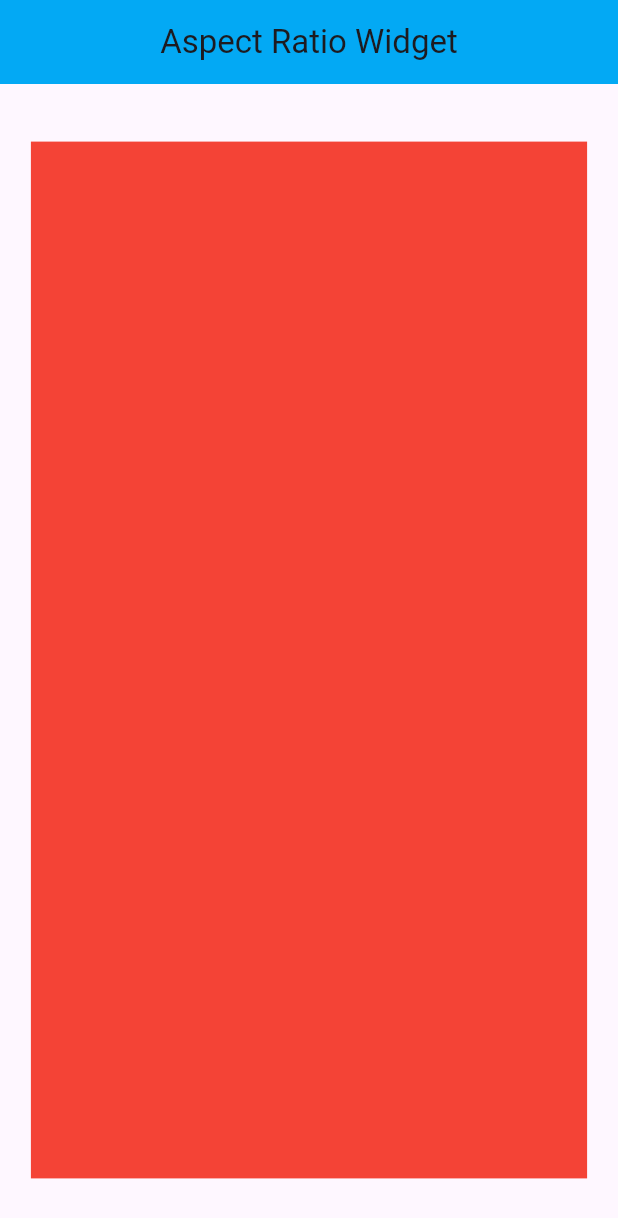
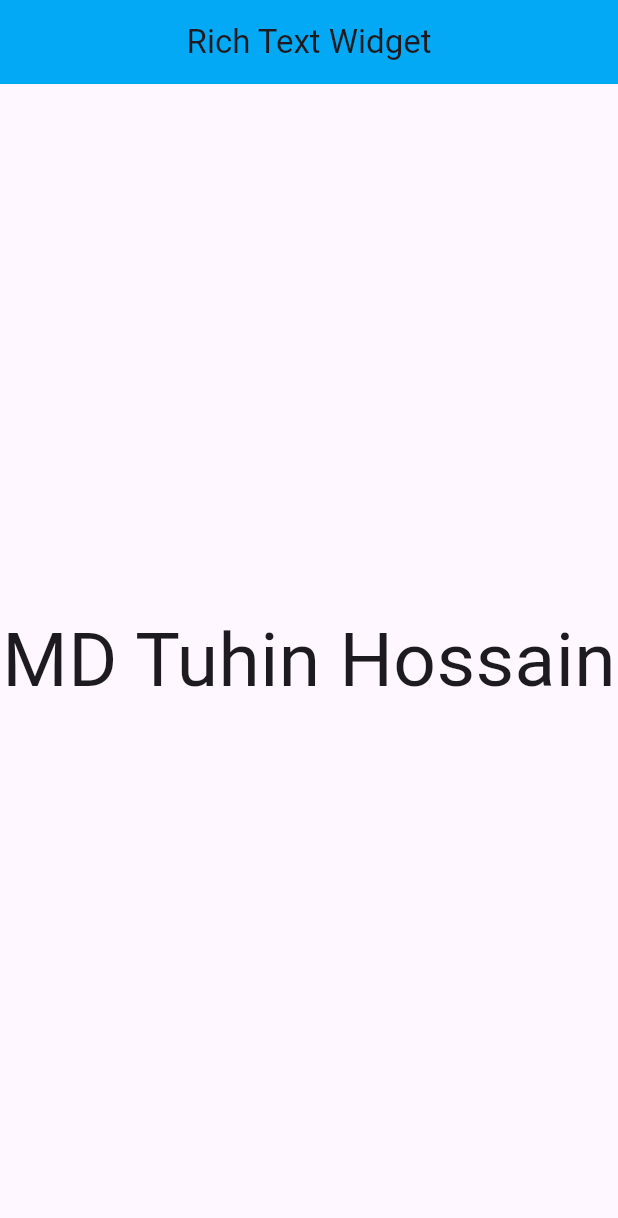
Before and after one commit to Mahafujmr/flutter_all_weiget_practice, a Flutter app: the screen it shows after launch, on a phone screen of 412 x 824 dp. Shown: the top 1218 px of the screen. Run offline on Flutter 3.47's test engine with Material 3 defaults, Android fonts, the phone set to English and light mode, and no system bars; key blocks and very long unbroken strings in the code were emptied for the run.

```diff
--- a/flutter_all_widget_practice/lib/layout_widgets/fractionallysizedbox_widget.dart
+++ b/flutter_all_widget_practice/lib/layout_widgets/fractionallysizedbox_widget.dart
@@ -8,7 +8,7 @@ class FractionallysizedboxWidget extends StatelessWidget {
   Widget build(BuildContext context) {
     return Scaffold(
       appBar: AppBar(
-        title: Text('Aspect Ratio Widget'),
+        title: Text('Fractionally Size Box Widget'),
         centerTitle: true,
         backgroundColor: Colors.lightBlue,
       ),
--- a/flutter_all_widget_practice/lib/main.dart
+++ b/flutter_all_widget_practice/lib/main.dart
@@ -1,5 +1,6 @@
 import 'package:flutter/material.dart';
 import 'package:flutter_all_widget_practice/layout_widgets/fractionallysizedbox_widget.dart';
+import 'package:flutter_all_widget_practice/text_widget/rich_text_widget.dart';
 void main() {
   runApp(MyApp());
 }
@@ -25,7 +26,7 @@ class MyApp extends StatelessWidget {
 
       // builder is call back function
       //builder: (context, child) => ,
-      home: FractionallysizedboxWidget(),
+      home: RichTextWidget(),
     );
   }
 }
--- /dev/null
+++ b/flutter_all_widget_practice/lib/text_widget/rich_text_widget.dart
@@ -0,0 +1,24 @@
+// flutter rich text widget
+import 'package:flutter/material.dart';
+
+class RichTextWidget extends StatelessWidget {
+  const RichTextWidget({super.key});
+
+  @override
+  Widget build(BuildContext context) {
+    return Scaffold(
+      appBar: AppBar(
+        title: Text('Rich Text Widget'),
+        centerTitle: true,
+        backgroundColor: Colors.lightBlue,
+      ),
+      body: Center(
+        child: Text("MD Tuhin Hossain",
+        style: TextStyle(
+          fontSize: 50,
+        ),
+        ),
+      ),
+    );
+  }
+}
```
Also changed, not shown: 1 other file.
